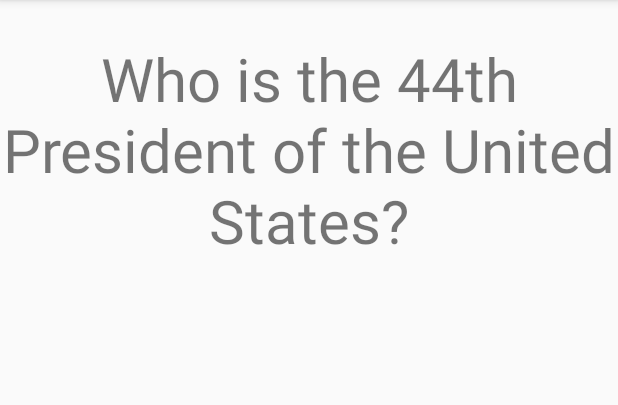
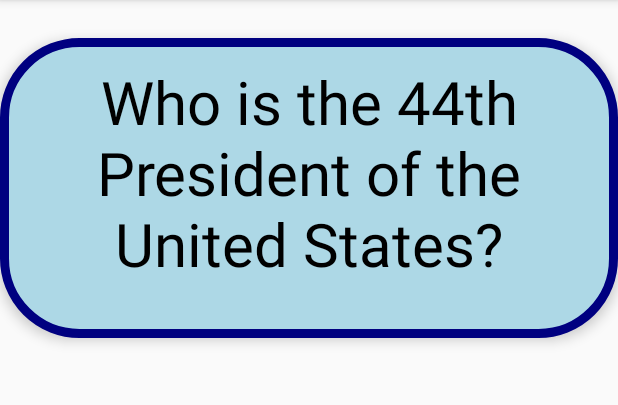
Before and after one commit to kchekuri26/EduCards-0.5, an Android app: the screen it shows after launch (MainActivity), on a phone screen of 412 x 824 dp, the part 84-489 px from its top. Run offline under Robolectric (Android 15) with nearby library versions, the phone set to English and light mode, and no system bars.

Commit message:
Background for question and answer done.

```diff
--- /dev/null
+++ b/app/src/main/res/drawable/answer_background.xml
@@ -0,0 +1,7 @@
+<?xml version="1.0" encoding="utf-8"?>
+<shape xmlns:android="http://schemas.android.com/apk/res/android"
+    android:shape="rectangle">
+    <corners android:radius="50dp" />
+    <stroke android:color="#000000" android:width="6dp" />
+    <solid android:color="#90ee90" />
+</shape>
--- /dev/null
+++ b/app/src/main/res/drawable/question_background.xml
@@ -0,0 +1,7 @@
+<?xml version="1.0" encoding="utf-8"?>
+<shape xmlns:android="http://schemas.android.com/apk/res/android"
+    android:shape="rectangle">
+    <corners android:radius="50dp" />
+    <stroke android:color="#000080" android:width="6dp" />
+    <solid android:color="#add8e6" />
+</shape>
--- a/app/src/main/res/layout/activity_main.xml
+++ b/app/src/main/res/layout/activity_main.xml
@@ -13,8 +13,12 @@
         android:layout_width="match_parent"
         android:layout_height="200dp"
         android:layout_marginTop="25dp"
+        android:background="@drawable/question_background"
+        android:elevation="5dp"
+        android:padding="15dp"
         android:text="Who is the 44th President of the United States?"
         android:textAlignment="center"
+        android:textColor="#000000"
         android:textSize="40sp"
         tools:layout_editor_absoluteX="176dp"
         tools:layout_editor_absoluteY="118dp" />
@@ -23,9 +27,13 @@
         android:id="@+id/flashcard_answer"
         android:layout_width="match_parent"
         android:layout_height="200dp"
-        android:layout_marginTop="50dp"
-        android:visibility="invisible"
+        android:layout_marginTop="25dp"
+        android:background="@drawable/answer_background"
+        android:elevation="5dp"
+        android:padding="50dp"
         android:text="Barack Obama"
         android:textAlignment="center"
-        android:textSize="40sp" />
+        android:textColor="#000000"
+        android:textSize="40sp"
+        android:visibility="invisible" />
 </RelativeLayout>
```
